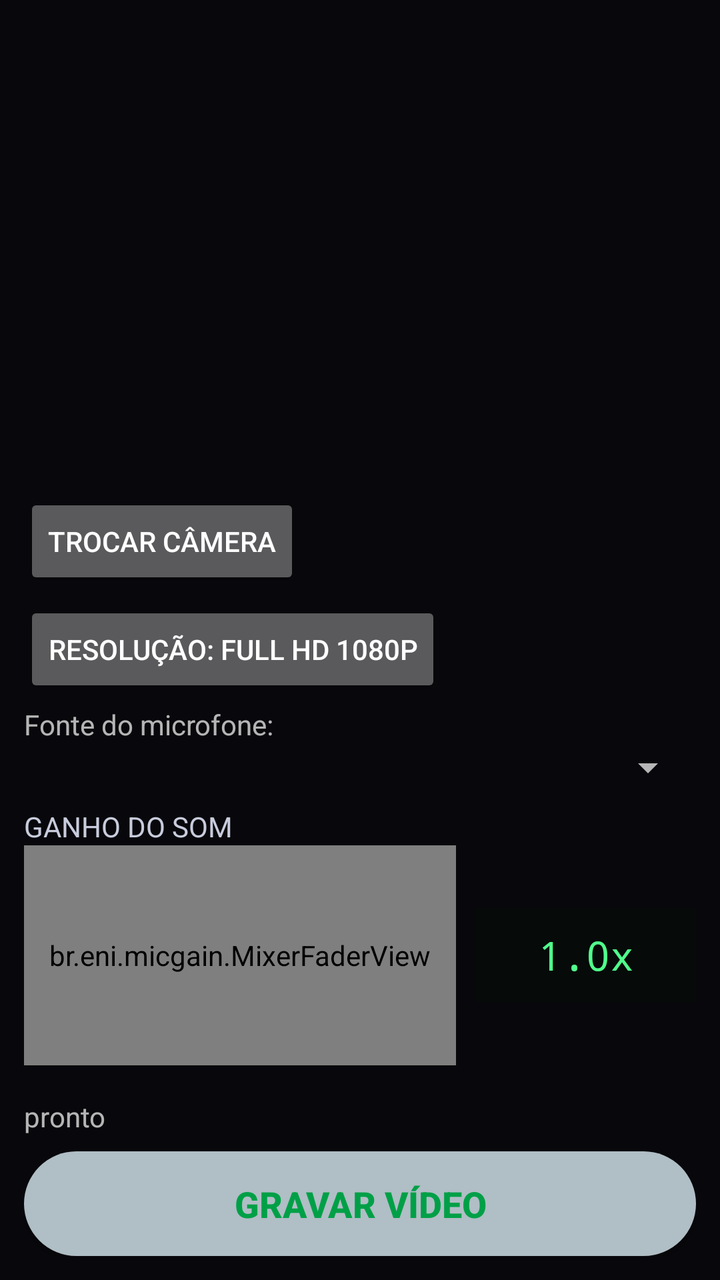
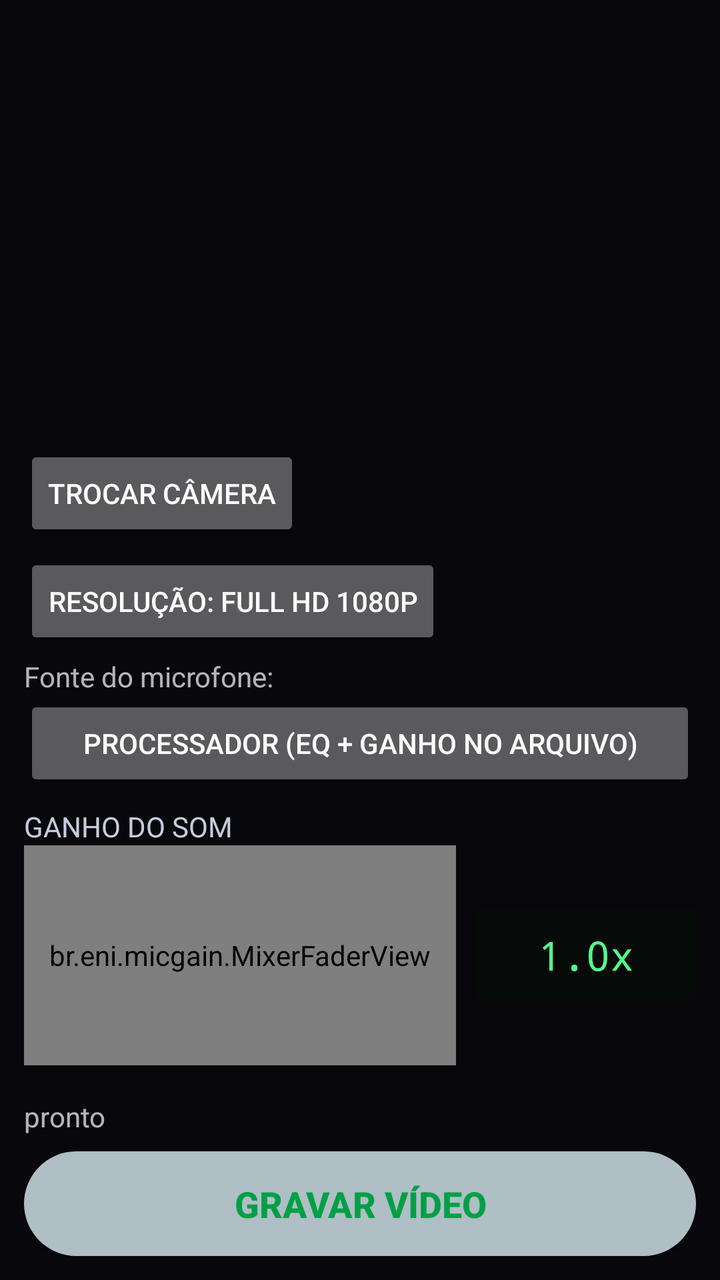

Before-and-after screenshots of an Android layout around one commit, followed by the original layout XML and the change that was made.
<!-- AndroidManifest.xml: application theme Theme.AppCompat.NoActionBar -->
<!-- res/layout/activity_main.xml -->
<?xml version="1.0" encoding="utf-8"?>
<LinearLayout xmlns:android="http://schemas.android.com/apk/res/android"
    android:layout_width="match_parent" android:layout_height="match_parent"
    android:orientation="vertical" android:padding="12dp"
    android:keepScreenOn="true"
    android:background="#08080C">
    <TextureView android:id="@+id/tvPreview" android:layout_width="match_parent" android:layout_height="0dp" android:layout_weight="1"/>
    <Button android:id="@+id/btnTroca" android:layout_width="wrap_content" android:layout_height="wrap_content"
        android:layout_marginTop="8dp" android:text="Trocar câmera"/>
    <Button android:id="@+id/btnRes" android:layout_width="wrap_content" android:layout_height="wrap_content"
        android:layout_marginTop="6dp" android:text="Resolução: Full HD 1080p"/>
    <TextView android:layout_width="wrap_content" android:layout_height="wrap_content" android:text="Fonte do microfone:" android:layout_marginTop="4dp"/>
    <Spinner android:id="@+id/spFonte" android:layout_width="match_parent" android:layout_height="wrap_content"/>
    <TextView android:layout_width="wrap_content" android:layout_height="wrap_content"
        android:text="GANHO DO SOM" android:textColor="#C8CCDC" android:layout_marginTop="8dp"/>
    <LinearLayout android:layout_width="match_parent" android:layout_height="wrap_content"
        android:orientation="horizontal" android:gravity="center_vertical" android:layout_marginBottom="10dp">
        <br.eni.micgain.MixerFaderView android:id="@+id/faderGanho"
            android:layout_width="0dp" android:layout_weight="1" android:layout_height="110dp"/>
        <TextView android:id="@+id/txtGanho" android:layout_width="110dp" android:layout_height="wrap_content"
            android:text="1.0x" android:textColor="#50FF8C" android:background="#060A08"
            android:gravity="center" android:padding="10dp" android:textSize="20sp" android:fontFamily="monospace"
            android:layout_marginStart="10dp"/>
    </LinearLayout>
    <TextView android:id="@+id/txtStatus" android:layout_width="wrap_content" android:layout_height="wrap_content" android:text="pronto" android:layout_marginTop="6dp"/>
    <Button android:id="@+id/btnRec" android:layout_width="match_parent" android:layout_height="wrap_content"
        android:background="@drawable/btn_gravar_prata" android:textColor="#00A047" android:textStyle="bold"
        android:textSize="18sp" android:padding="14dp" android:layout_marginTop="8dp" android:text="GRAVAR VÍDEO"/>
</LinearLayout>
<!-- resources referenced by this layout -->
<resources>
  <!-- drawable btn_gravar_prata (drawable) -->
  <?xml version="1.0" encoding="utf-8"?>
  <shape xmlns:android="http://schemas.android.com/apk/res/android">
      <solid android:color="#B0BEC5"/>
      <corners android:radius="28dp"/>
  </shape>
</resources>

<!-- the commit's change to res/layout/activity_main.xml (unified diff, before → after) -->
@@ -10,7 +10,8 @@
     <Button android:id="@+id/btnRes" android:layout_width="wrap_content" android:layout_height="wrap_content"
         android:layout_marginTop="6dp" android:text="Resolução: Full HD 1080p"/>
     <TextView android:layout_width="wrap_content" android:layout_height="wrap_content" android:text="Fonte do microfone:" android:layout_marginTop="4dp"/>
-    <Spinner android:id="@+id/spFonte" android:layout_width="match_parent" android:layout_height="wrap_content"/>
+    <Button android:id="@+id/btnFonte" android:layout_width="match_parent" android:layout_height="wrap_content"
+        android:text="PROCESSADOR (EQ + ganho no arquivo)"/>
     <TextView android:layout_width="wrap_content" android:layout_height="wrap_content"
         android:text="GANHO DO SOM" android:textColor="#C8CCDC" android:layout_marginTop="8dp"/>
     <LinearLayout android:layout_width="match_parent" android:layout_height="wrap_content"
